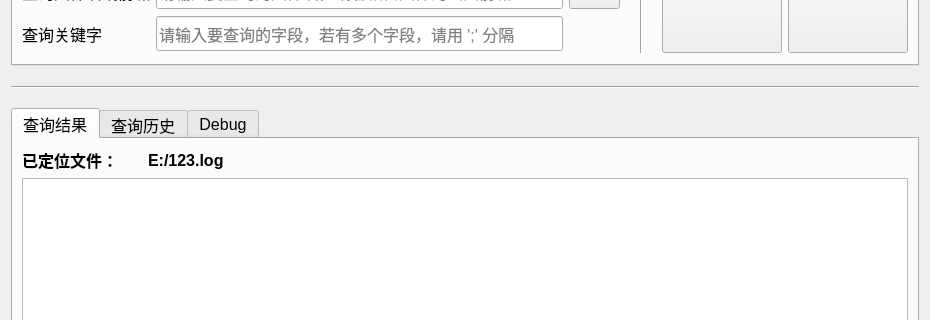
This is MainView.ui in Neverland1026/LogAnalyzer as Qt 5 draws it before an edit; both pictures show x 0 to 930 and y 118 to 438 of the 930 by 812 pixel window. The edited form follows.
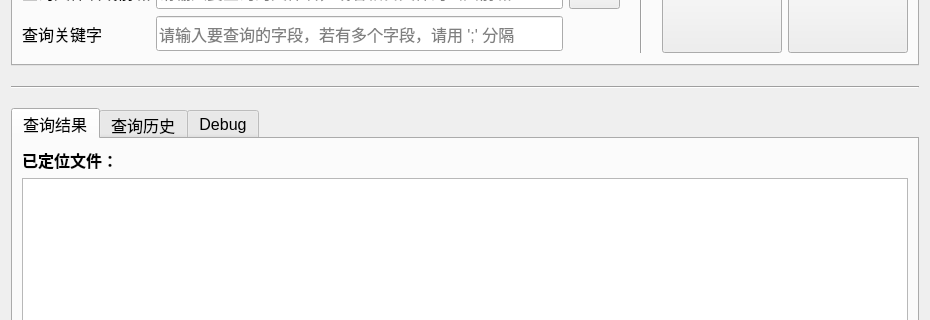
This is the edited form. Icons and pictures are not drawn.

Commit message: 修复删除文件后，跟踪失效的 bug。

What changed in the file:
```diff
--- a/MainView.ui
+++ b/MainView.ui
@@ -334,7 +334,7 @@
             </font>
            </property>
            <property name="text">
-            <string>E:/123.log</string>
+            <string/>
            </property>
           </widget>
          </item>
```
The commit also changes 1 other file.
